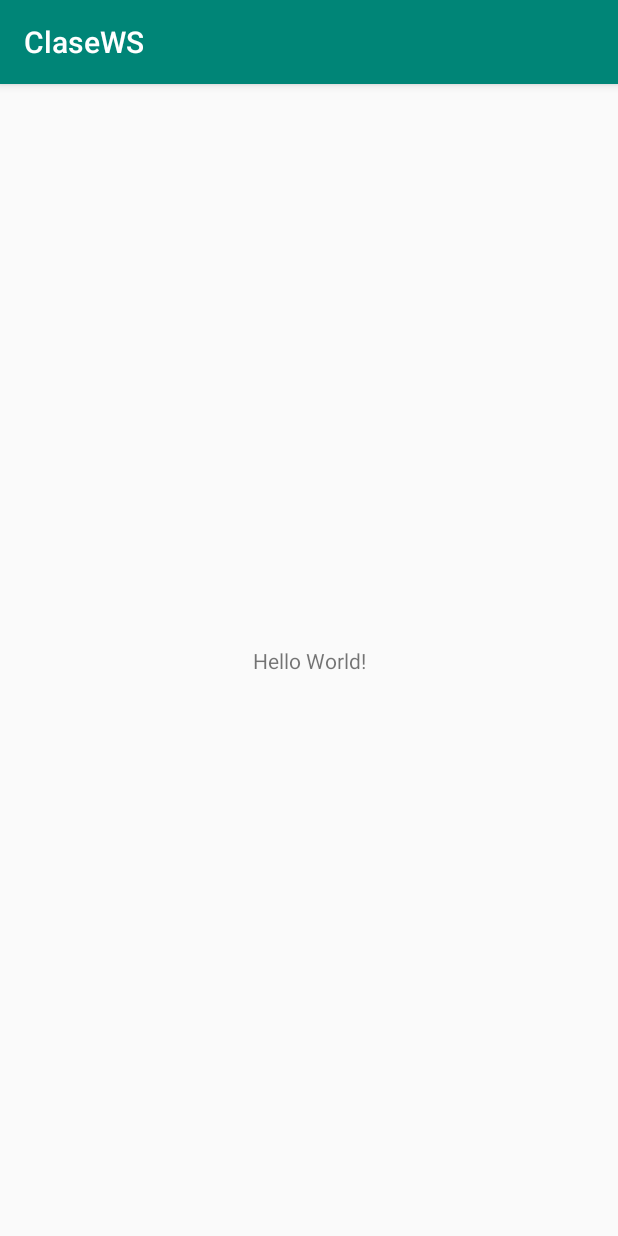
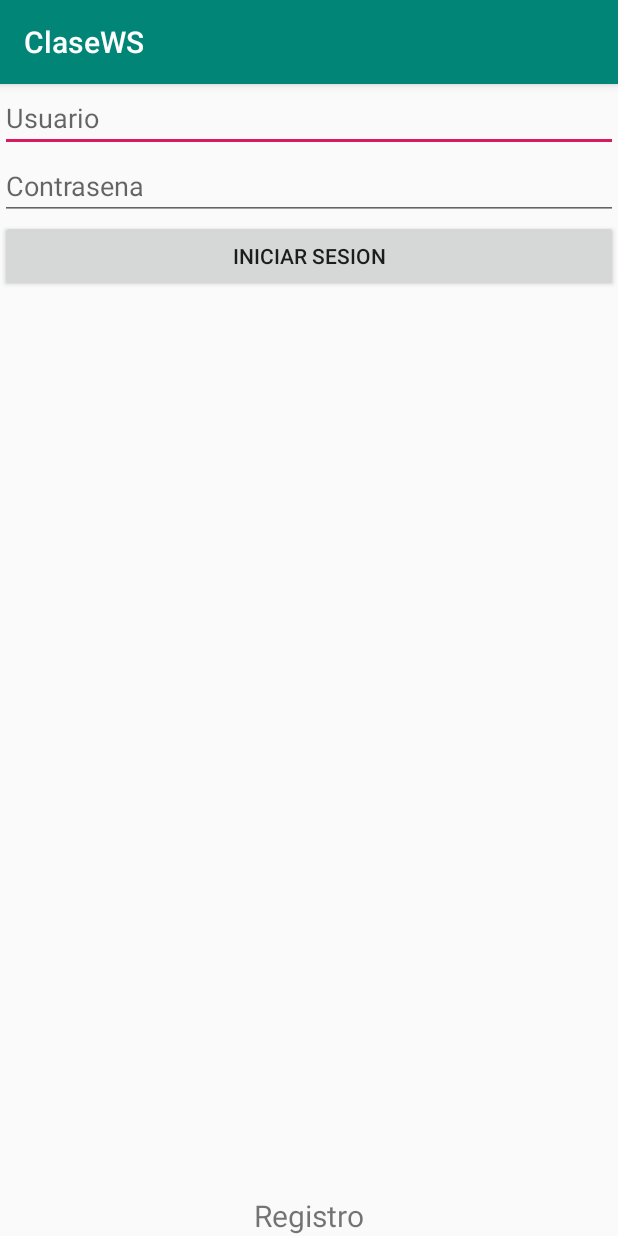
Before and after one commit to Area51TrainingCenter/Android-Group-48, an Android app: the screen it shows after launch (MainActivity), on a phone screen of 412 x 824 dp. Run offline under Robolectric (Android 15) with nearby library versions, the phone set to English and light mode, and no system bars.

Commit message:
clase ws

```diff
--- a/Mod-3/ClaseWS/app/build.gradle
+++ b/Mod-3/ClaseWS/app/build.gradle
@@ -24,7 +24,7 @@ android {
 
 dependencies {
     implementation fileTree(dir: 'libs', include: ['*.jar'])
-    implementation"org.jetbrains.kotlin:kotlin-stdlib-jdk7:$kotlin_version"
+    implementation "org.jetbrains.kotlin:kotlin-stdlib-jdk7:$kotlin_version"
     implementation 'com.android.support:appcompat-v7:28.0.0'
     implementation 'com.android.support.constraint:constraint-layout:1.1.3'
     testImplementation 'junit:junit:4.12'
--- /dev/null
+++ b/Mod-3/ClaseWS/app/src/main/java/pe/area51/clasews/InicioActivity.kt
@@ -0,0 +1,25 @@
+package pe.area51.clasews
+
+import android.content.Intent
+import android.support.v7.app.AppCompatActivity
+import android.os.Bundle
+import android.os.Handler
+
+class InicioActivity : AppCompatActivity() {
+
+    override fun onCreate(savedInstanceState: Bundle?) {
+        super.onCreate(savedInstanceState)
+        setContentView(R.layout.activity_inicio)
+
+        val handler = Handler()
+        handler.postDelayed({
+            startActivity(
+                Intent(
+                    this@InicioActivity,
+                    MainActivity::class.java
+                )
+            )
+            finish()
+        }, 2000)
+    }
+}
--- a/Mod-3/ClaseWS/app/src/main/java/pe/area51/clasews/rest/MetodoRetrofit.java
+++ b/Mod-3/ClaseWS/app/src/main/java/pe/area51/clasews/rest/MetodoRetrofit.java
@@ -1,7 +1,9 @@
 package pe.area51.clasews.rest;
 
+import pe.area51.clasews.rest.request.UsuarioRequest;
 import pe.area51.clasews.rest.response.UsuarioResponse;
 import retrofit2.Call;
+import retrofit2.http.Body;
 import retrofit2.http.Field;
 import retrofit2.http.FormUrlEncoded;
 import retrofit2.http.POST;
@@ -13,4 +15,6 @@ public interface MetodoRetrofit {
     Call<UsuarioResponse> validarUsuario(@Field("username")String usuario,
                                          @Field("password")String contrasenia);
 
+    @POST("user/save")
+    Call<UsuarioResponse> guardarUsuario(@Body UsuarioRequest request);
 }
--- a/Mod-3/ClaseWS/app/src/main/java/pe/area51/clasews/rest/RetrofitHelper.java
+++ b/Mod-3/ClaseWS/app/src/main/java/pe/area51/clasews/rest/RetrofitHelper.java
@@ -6,7 +6,7 @@ import retrofit2.converter.gson.GsonConverterFactory;
 public class RetrofitHelper {
     public static Retrofit obtenerConfiguracion() {
         return new Retrofit.Builder()
-                .baseUrl("http://192.168.2.233:8080/")
+                .baseUrl("http://192.168.2.241:8080/")
                 .addConverterFactory(GsonConverterFactory.create())
                 .build();
     }
--- a/Mod-3/ClaseWS/app/src/main/res/layout/activity_main.xml
+++ b/Mod-3/ClaseWS/app/src/main/res/layout/activity_main.xml
@@ -1,19 +1,42 @@
 <?xml version="1.0" encoding="utf-8"?>
-<android.support.constraint.ConstraintLayout
-        xmlns:android="http://schemas.android.com/apk/res/android"
-        xmlns:tools="http://schemas.android.com/tools"
-        xmlns:app="http://schemas.android.com/apk/res-auto"
+<LinearLayout xmlns:android="http://schemas.android.com/apk/res/android"
+    xmlns:app="http://schemas.android.com/apk/res-auto"
+    xmlns:tools="http://schemas.android.com/tools"
+    android:layout_width="match_parent"
+    android:layout_height="match_parent"
+    android:orientation="vertical"
+    tools:context=".MainActivity">
+
+    <EditText
+        android:id="@+id/etUsuario"
         android:layout_width="match_parent"
-        android:layout_height="match_parent"
-        tools:context=".MainActivity">
+        android:layout_height="wrap_content"
+        android:hint="Usuario"
+        android:inputType="text" />
 
-    <TextView
+    <EditText
+        android:id="@+id/etContrasena"
+        android:layout_width="match_parent"
+        android:layout_height="wrap_content"
+        android:hint="Contrasena"
+        android:inputType="textPassword" />
+
+    <Button
+        android:id="@+id/btnIniciarSesion"
+        android:layout_width="match_parent"
+        android:layout_height="wrap_content"
+        android:text="Iniciar Sesion" />
+
+    <FrameLayout
+        android:layout_width="match_parent"
+        android:layout_height="match_parent">
+
+        <TextView
+            android:id="@+id/tvRegistro"
             android:layout_width="wrap_content"
             android:layout_height="wrap_content"
-            android:text="Hello World!"
-            app:layout_constraintBottom_toBottomOf="parent"
-            app:layout_constraintLeft_toLeftOf="parent"
-            app:layout_constraintRight_toRightOf="parent"
-            app:layout_constraintTop_toTopOf="parent"/>
-
-</android.support.constraint.ConstraintLayout>
+            android:layout_gravity="bottom|center_horizontal"
+            android:text="Registro"
+            android:textSize="20sp" />
+    </FrameLayout>
+</LinearLayout>
```
Also changed, not shown: Mod-3/ClaseWS/app/src/main/AndroidManifest.xml (+7 -3 lines), Mod-3/ClaseWS/app/src/main/java/pe/area51/clasews/MainActivity.kt (+42 -2 lines), Mod-3/ClaseWS/app/src/main/java/pe/area51/clasews/RegistroActivity.kt (added, +64 -0 lines), Mod-3/ClaseWS/app/src/main/java/pe/area51/clasews/rest/request/UsuarioRequest.java (added, +49 -0 lines), Mod-3/ClaseWS/app/src/main/res/layout/activity_inicio.xml (added, +11 -0 lines), Mod-3/ClaseWS/app/src/main/res/layout/activity_registro.xml (added, +49 -0 lines), Mod-3/ClaseWS/app/src/main/res/values/arrays.xml (added, +7 -0 lines), 2 other files.
